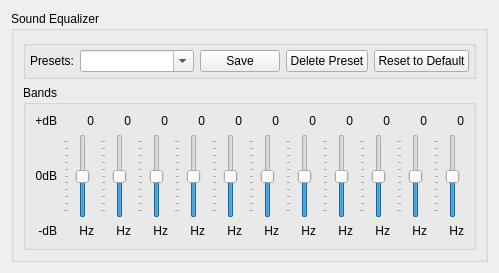
Qt form src/dialogs/EqualizerDialog.ui (KDE/amarok) before a commit.
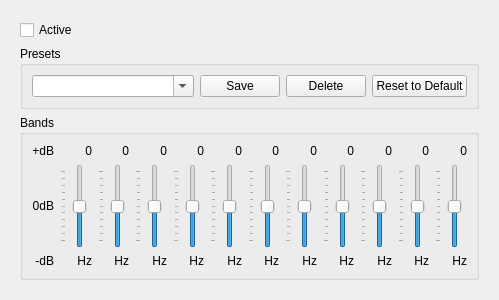
The same form after that commit.

Commit message:
Refactoring for Equalizer dialog
Add comments
Improve saving of pre-defined presets
Fix Can't edit & save an existing equalizer preset
Cleanup of the Equalizer stuff a bit, expecially the Equalizer Dialog

FIXED-IN: 2.8

```diff
--- a/src/dialogs/EqualizerDialog.ui
+++ b/src/dialogs/EqualizerDialog.ui
@@ -7,44 +7,29 @@
     <x>0</x>
     <y>0</y>
     <width>499</width>
-    <height>270</height>
+    <height>292</height>
    </rect>
   </property>
   <layout class="QGridLayout" name="gridLayout_5">
    <item row="0" column="0">
-    <widget class="QGroupBox" name="EqualizerGroupBox">
-     <property name="sizePolicy">
-      <sizepolicy hsizetype="MinimumExpanding" vsizetype="MinimumExpanding">
-       <horstretch>0</horstretch>
-       <verstretch>0</verstretch>
-      </sizepolicy>
-     </property>
-     <property name="title">
-      <string>Sound Equalizer</string>
-     </property>
+    <widget class="QWidget" name="EqualizerWidget" native="true">
      <layout class="QVBoxLayout" name="verticalLayout_3">
       <item>
        <layout class="QVBoxLayout" name="verticalLayout">
+        <item>
+         <widget class="QCheckBox" name="activeCheckBox">
+          <property name="text">
+           <string>Active</string>
+          </property>
+         </widget>
+        </item>
         <item>
          <widget class="QGroupBox" name="eqPresetsGroupBox">
           <property name="title">
-           <string/>
+           <string>Presets</string>
           </property>
-          <property name="flat">
-           <bool>false</bool>
-          </property>
-          <layout class="QGridLayout" name="gridLayout_4">
-           <property name="margin">
-            <number>4</number>
-           </property>
-           <item row="1" column="0">
-            <widget class="QLabel" name="eqPresetslabel">
-             <property name="text">
-              <string>Presets:</string>
-             </property>
-            </widget>
-           </item>
-           <item row="1" column="1">
+          <layout class="QHBoxLayout" name="horizontalLayout_3">
+           <item>
             <widget class="QComboBox" name="eqPresets">
              <property name="sizePolicy">
               <sizepolicy hsizetype="Expanding" vsizetype="Fixed">
@@ -60,7 +45,7 @@
              </property>
             </widget>
            </item>
-           <item row="1" column="2">
+           <item>
             <widget class="QPushButton" name="eqPresetSaveBtn">
              <property name="sizePolicy">
               <sizepolicy hsizetype="Fixed" vsizetype="Fixed">
@@ -76,7 +61,7 @@
              </property>
             </widget>
            </item>
-           <item row="1" column="3">
+           <item>
             <widget class="QPushButton" name="eqPresetDeleteBtn">
              <property name="sizePolicy">
               <sizepolicy hsizetype="Fixed" vsizetype="Fixed">
@@ -88,11 +73,11 @@
               <string>Delete currently selected preset. Not available for built-in presets.</string>
              </property>
              <property name="text">
-              <string>Delete Preset</string>
+              <string>Delete</string>
              </property>
             </widget>
            </item>
-           <item row="1" column="4">
+           <item>
             <widget class="QPushButton" name="eqPresetResetBtn">
              <property name="sizePolicy">
               <sizepolicy hsizetype="Fixed" vsizetype="Fixed">
@@ -113,24 +98,9 @@
         </item>
         <item>
          <widget class="QGroupBox" name="eqBandsGroupBox">
-          <property name="sizePolicy">
-           <sizepolicy hsizetype="MinimumExpanding" vsizetype="MinimumExpanding">
-            <horstretch>0</horstretch>
-            <verstretch>0</verstretch>
-           </sizepolicy>
-          </property>
-          <property name="minimumSize">
-           <size>
-            <width>0</width>
-            <height>100</height>
-           </size>
-          </property>
           <property name="title">
            <string>Bands</string>
           </property>
-          <property name="flat">
-           <bool>false</bool>
-          </property>
           <layout class="QHBoxLayout" name="horizontalLayout_2">
            <item>
             <layout class="QHBoxLayout" name="horizontalLayout">
```
Left out of the diff: 2 changed lines with no effect on the pictures. The commit also changes 5 other files.
